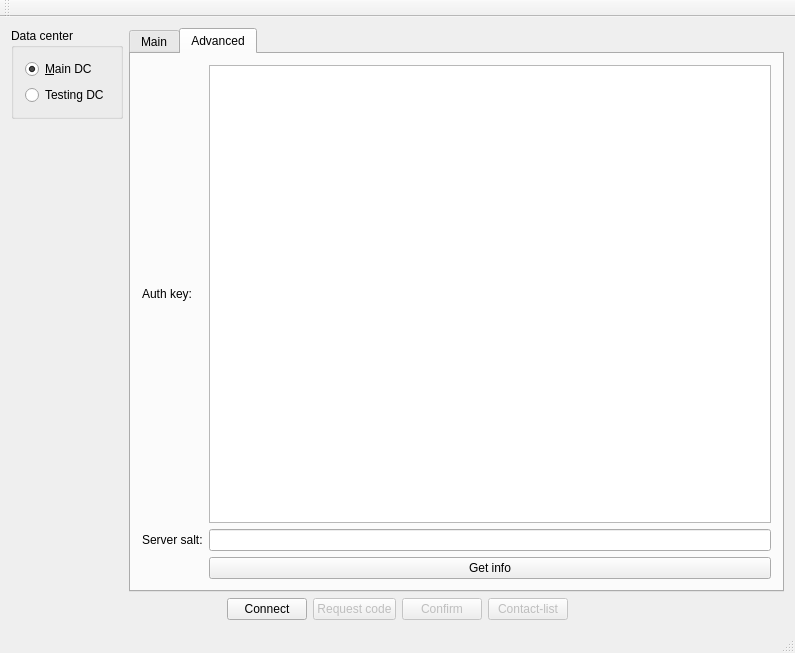
Before: the Qt Designer form testApp/MainWindow.ui in Kaffeine/telegram-qt, drawn with Qt 5.
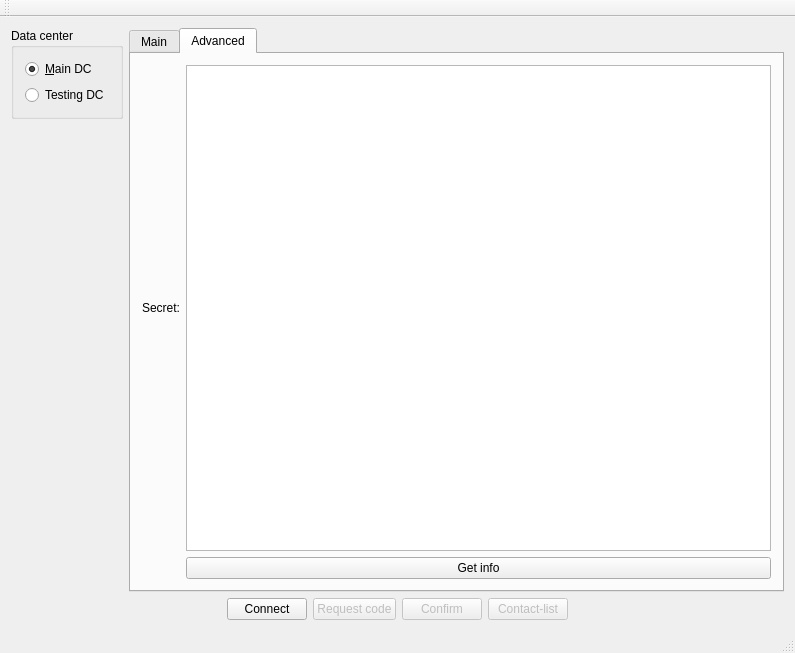
After: the same form once the commit is applied. The open tabs and pages were chosen to show the change.

Commit message: TestApp: Implemented connection restoring.

What changed in the file:
```diff
--- a/testApp/MainWindow.ui
+++ b/testApp/MainWindow.ui
@@ -137,30 +137,24 @@
           <string>Advanced</string>
          </attribute>
          <layout class="QGridLayout" name="gridLayout_2">
-          <item row="1" column="1">
-           <widget class="QLineEdit" name="serverSalt"/>
-          </item>
-          <item row="0" column="1">
-           <widget class="QPlainTextEdit" name="authKey"/>
-          </item>
           <item row="0" column="0">
            <widget class="QLabel" name="label_6">
             <property name="text">
-             <string>Auth key:</string>
+             <string>Secret:</string>
             </property>
            </widget>
           </item>
-          <item row="2" column="1">
-           <widget class="QPushButton" name="getAuthKey">
+          <item row="1" column="1">
+           <widget class="QPushButton" name="getSecretInfo">
             <property name="text">
              <string>Get info</string>
             </property>
            </widget>
           </item>
-          <item row="1" column="0">
-           <widget class="QLabel" name="label_7">
-            <property name="text">
-             <string>Server salt:</string>
+          <item row="0" column="1">
+           <widget class="QPlainTextEdit" name="secretInfo">
+            <property name="plainText">
+             <string/>
             </property>
            </widget>
           </item>
```
The commit also changes 2 other files.
